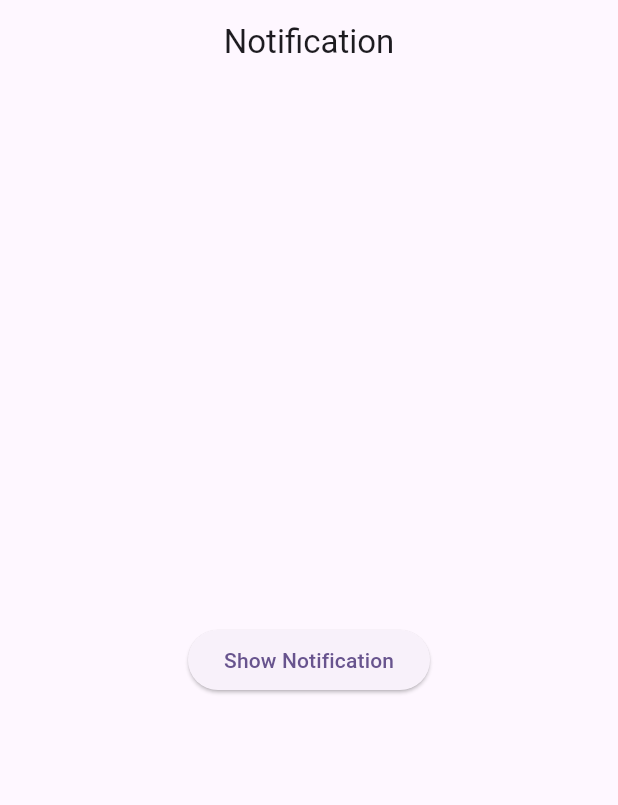
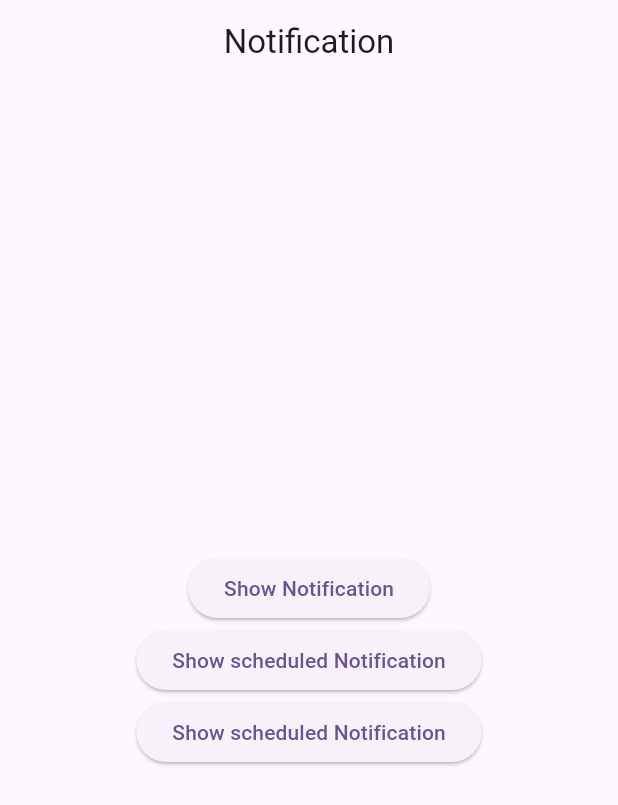
Before and after one commit to mostafijur-devs/flutter-local-notification, a Flutter app: the screen it shows after launch, after a tap on "Show Notification", on a phone screen of 412 x 824 dp. Shown: the top 805 px of the screen. Run offline on Flutter 3.47's test engine with Material 3 defaults, Android fonts, the phone set to English and light mode, and no system bars; our stand-ins replace flutter_local_notifications, timezone.

Commit message:
schedued notification Set up

```diff
--- a/lib/main.dart
+++ b/lib/main.dart
@@ -21,29 +21,6 @@
         colorScheme: ColorScheme.fromSeed(seedColor: Colors.deepPurple),
       ),
       home: const HomeScreen(),
-    );
-  }
-}
-
-// import 'package:flutter/material.dart';
-// import 'package:local_notification/utils/notification_helper.dart';
-
-class HomeScreen extends StatelessWidget {
-  const HomeScreen({super.key});
-
-  @override
-  Widget build(BuildContext context) {
-    return Scaffold(
-      appBar: AppBar(
-        title: Text('Notification'),
-        centerTitle: true,
-      ),
-      body: Center(
-        child: ElevatedButton(onPressed: () {
-          NotificationHelper.showNotification();
-
-        }, child: Text('Show Notification')),
-      ),
     );
   }
 }
--- a/lib/screen/home_screen.dart
+++ b/lib/screen/home_screen.dart
@@ -12,10 +12,21 @@ class HomeScreen extends StatelessWidget {
         centerTitle: true,
       ),
       body: Center(
-        child: ElevatedButton(onPressed: () {
-          NotificationHelper.showNotification();
+        child: Column(
+          mainAxisAlignment: MainAxisAlignment.center,
+          children: [
+            ElevatedButton(onPressed: () {
+              NotificationHelper.show();
 
-        }, child: Text('Show Notification')),
+            }, child: Text('Show Notification')),
+            ElevatedButton(onPressed: () {
+              NotificationHelper.scheduled();
+            }, child: Text('Show scheduled Notification')),
+            ElevatedButton(onPressed: () {
+              NotificationHelper.periodically();
+            }, child: Text('Show scheduled Notification')),
+          ],
+        ),
       ),
     );
   }
--- a/lib/utils/notification_helper.dart
+++ b/lib/utils/notification_helper.dart
@@ -1,10 +1,12 @@
 import 'dart:io';
 
 import 'package:flutter_local_notifications/flutter_local_notifications.dart';
+import 'package:timezone/data/latest_all.dart' as tz;
+import 'package:timezone/timezone.dart' as tz;
 
 class NotificationHelper {
   static FlutterLocalNotificationsPlugin notification =
-      FlutterLocalNotificationsPlugin();
+  FlutterLocalNotificationsPlugin();
 
   static initialize() async {
     AndroidInitializationSettings android = AndroidInitializationSettings(
@@ -18,49 +20,73 @@ class NotificationHelper {
     );
     await notification.initialize(initializationSettings);
 
-    if(Platform.isAndroid){
-      await notification.resolvePlatformSpecificImplementation <AndroidFlutterLocalNotificationsPlugin>()
+    if (Platform.isAndroid) {
+      await notification
+          .resolvePlatformSpecificImplementation<
+          AndroidFlutterLocalNotificationsPlugin
+      >()
           ?.requestNotificationsPermission();
-    }else{
-      await notification.resolvePlatformSpecificImplementation<IOSFlutterLocalNotificationsPlugin>()?.requestPermissions();
+
+      await notification
+          .resolvePlatformSpecificImplementation<
+          AndroidFlutterLocalNotificationsPlugin
+      >()
+          ?.requestExactAlarmsPermission();
+    } else {
+      await notification
+          .resolvePlatformSpecificImplementation<
+          IOSFlutterLocalNotificationsPlugin
+      >()
+          ?.requestPermissions();
     }
-
+    tz.initializeTimeZones();
   }
 
-  // static show() async {
-  //   AndroidNotificationDetails androidNotificationDetails =
-  //       AndroidNotificationDetails('channel_id', 'Important Channel');
-  //   DarwinNotificationDetails darwinNotificationDetails =
-  //       DarwinNotificationDetails();
-  //   NotificationDetails notificationDetails = NotificationDetails(
-  //     android: androidNotificationDetails,
-  //     iOS: darwinNotificationDetails,
-  //   );
-  //   await notification.show(
-  //     100,
-  //     'Sample tittle',
-  //     'This is notification body',
-  //     notificationDetails,
-  //   );
-  // }
-
-  static showNotification() async {
+  static show() async {
     AndroidNotificationDetails androidNotificationDetails =
-        AndroidNotificationDetails('channel_id', 'Important Channel');
-
+    AndroidNotificationDetails('channel_id', 'Important Channel');
     DarwinNotificationDetails darwinNotificationDetails =
-        DarwinNotificationDetails();
-
+    DarwinNotificationDetails();
     NotificationDetails notificationDetails = NotificationDetails(
       android: androidNotificationDetails,
       iOS: darwinNotificationDetails,
     );
-
     await notification.show(
       100,
-      'Sample title',
-      'This is notification body',
+      "That's up polok",
+      'This is notification body , and this is your fast notification',
       notificationDetails,
     );
   }
+
+  static scheduled() async {
+    AndroidNotificationDetails androidNotificationDetails =
+    AndroidNotificationDetails('channel_id', 'Important Channel');
+    DarwinNotificationDetails iOS = DarwinNotificationDetails();
+    NotificationDetails notificationDetails = NotificationDetails(
+      android: androidNotificationDetails,
+      iOS: iOS,
+    );
+    await notification.zonedSchedule(
+      10,
+      'Scheduled Tittle',
+      'This is the scheduled notification body',
+      tz.TZDateTime.now(tz.local).add(const Duration(seconds: 5)),
+      notificationDetails,
+      androidScheduleMode: AndroidScheduleMode.exactAllowWhileIdle,
+    );
+  }
+
+  static periodically() async {
+    AndroidNotificationDetails androidNotificationDetails =
+    AndroidNotificationDetails('channel_id', 'Important Channel');
+    DarwinNotificationDetails iOS = DarwinNotificationDetails();
+    NotificationDetails notificationDetails = NotificationDetails(
+      android: androidNotificationDetails,
+      iOS: iOS,
+    );
+    await notification.periodicallyShow(10, 'Periodically Notification show',
+        'This is my first periodically notification', RepeatInterval.everyMinute,
+        notificationDetails, androidScheduleMode: AndroidScheduleMode.exactAllowWhileIdle);
+  }
 }
```
Also changed, not shown: 1 other file.
